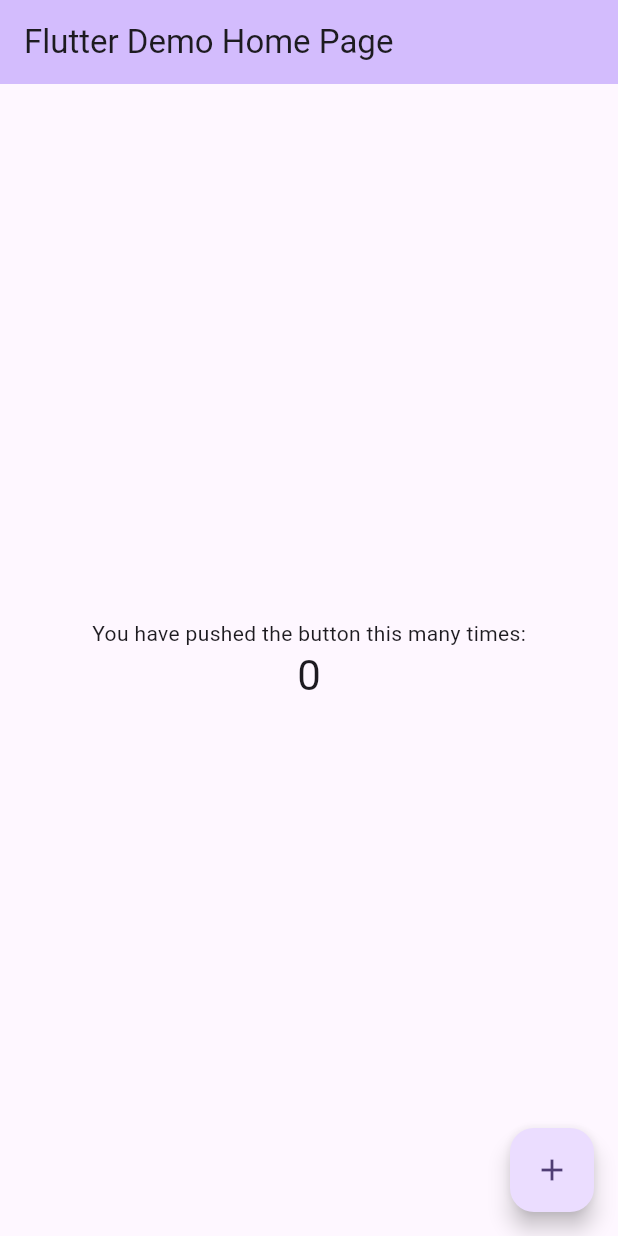
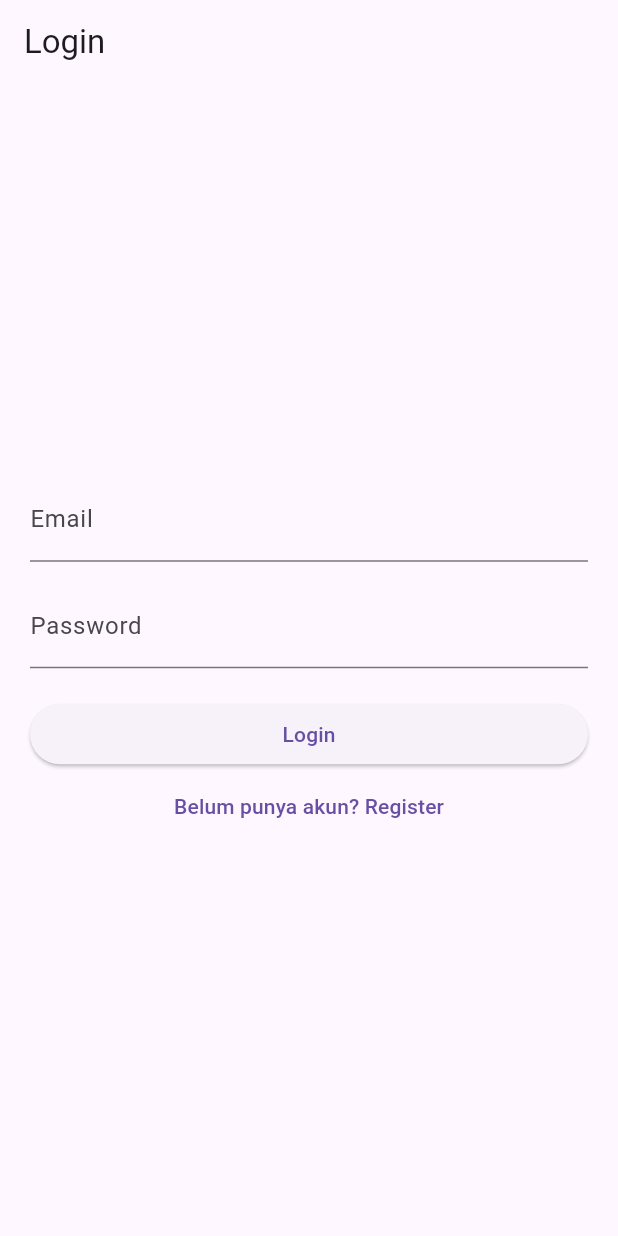
Before and after one commit to HanifAuliya/discipline-tracker, a Flutter app: the screen it shows after launch, on a phone screen of 412 x 824 dp. Run offline on Flutter 3.47's test engine with Material 3 defaults, Android fonts, the phone set to English and light mode, and no system bars.

Commit message:
feat: create login register dashboard ui

```diff
--- a/lib/main.dart
+++ b/lib/main.dart
@@ -1,4 +1,5 @@
 import 'package:flutter/material.dart';
+import 'screens/login/login_screen.dart';
 
 void main() {
   runApp(const MyApp());
@@ -7,116 +8,13 @@ void main() {
 class MyApp extends StatelessWidget {
   const MyApp({super.key});
 
-  // This widget is the root of your application.
   @override
   Widget build(BuildContext context) {
     return MaterialApp(
-      title: 'Flutter Demo',
-      theme: ThemeData(
-        // This is the theme of your application.
-        //
-        // TRY THIS: Try running your application with "flutter run". You'll see
-        // the application has a purple toolbar. Then, without quitting the app,
-        // try changing the seedColor in the colorScheme below to Colors.green
-        // and then invoke "hot reload" (save your changes or press the "hot
-        // reload" button in a Flutter-supported IDE, or press "r" if you used
-        // the command line to start the app).
-        //
-        // Notice that the counter didn't reset back to zero; the application
-        // state is not lost during the reload. To reset the state, use hot
-        // restart instead.
-        //
-        // This works for code too, not just values: Most code changes can be
-        // tested with just a hot reload.
-        colorScheme: .fromSeed(seedColor: Colors.deepPurple),
-      ),
-      home: const MyHomePage(title: 'Flutter Demo Home Page'),
+      debugShowCheckedModeBanner: false,
+      title: 'Discipline Tracker',
+      theme: ThemeData(useMaterial3: true),
+      home: const LoginScreen(),
     );
   }
 }
-
-class MyHomePage extends StatefulWidget {
-  const MyHomePage({super.key, required this.title});
-
-  // This widget is the home page of your application. It is stateful, meaning
-  // that it has a State object (defined below) that contains fields that affect
-  // how it looks.
-
-  // This class is the configuration for the state. It holds the values (in this
-  // case the title) provided by the parent (in this case the App widget) and
-  // used by the build method of the State. Fields in a Widget subclass are
-  // always marked "final".
-
-  final String title;
-
-  @override
-  State<MyHomePage> createState() => _MyHomePageState();
-}
-
-class _MyHomePageState extends State<MyHomePage> {
-  int _counter = 0;
-
-  void _incrementCounter() {
-    setState(() {
-      // This call to setState tells the Flutter framework that something has
-      // changed in this State, which causes it to rerun the build method below
-      // so that the display can reflect the updated values. If we changed
-      // _counter without calling setState(), then the build method would not be
-      // called again, and so nothing would appear to happen.
-      _counter++;
-    });
-  }
-
-  @override
-  Widget build(BuildContext context) {
-    // This method is rerun every time setState is called, for instance as done
-    // by the _incrementCounter method above.
-    //
-    // The Flutter framework has been optimized to make rerunning build methods
-    // fast, so that you can just rebuild anything that needs updating rather
-    // than having to individually change instances of widgets.
-    return Scaffold(
-      appBar: AppBar(
-        // TRY THIS: Try changing the color here to a specific color (to
-        // Colors.amber, perhaps?) and trigger a hot reload to see the AppBar
-        // change color while the other colors stay the same.
-        backgroundColor: Theme.of(context).colorScheme.inversePrimary,
-        // Here we take the value from the MyHomePage object that was created by
-        // the App.build method, and use it to set our appbar title.
-        title: Text(widget.title),
-      ),
-      body: Center(
-        // Center is a layout widget. It takes a single child and positions it
-        // in the middle of the parent.
-        child: Column(
-          // Column is also a layout widget. It takes a list of children and
-          // arranges them vertically. By default, it sizes itself to fit its
-          // children horizontally, and tries to be as tall as its parent.
-          //
-          // Column has various properties to control how it sizes itself and
-          // how it positions its children. Here we use mainAxisAlignment to
-          // center the children vertically; the main axis here is the vertical
-          // axis because Columns are vertical (the cross axis would be
-          // horizontal).
-          //
-          // TRY THIS: Invoke "debug painting" (choose the "Toggle Debug Paint"
-          // action in the IDE, or press "p" in the console), to see the
-          // wireframe for each widget.
-          mainAxisAlignment: .center,
-          children: [
-            const Text('You have pushed the button this many times:'),
-            Text(
-              '$_counter',
-              style: Theme.of(context).textTheme.headlineMedium,
-            ),
-          ],
-        ),
-      ),
-      floatingActionButton: FloatingActionButton(
-        onPressed: _incrementCounter,
-        tooltip: 'Increment',
-        child: const Icon(Icons.add),
-      ),
-    );
-  }
-}
--- /dev/null
+++ b/lib/screens/login/login_screen.dart
@@ -0,0 +1,55 @@
+import 'package:flutter/material.dart';
+import '../register/register_screen.dart';
+import '../dashboard/dashboard_screen.dart';
+
+class LoginScreen extends StatelessWidget {
+  const LoginScreen({super.key});
+
+  @override
+  Widget build(BuildContext context) {
+    return Scaffold(
+      appBar: AppBar(title: const Text("Login")),
+      body: Padding(
+        padding: const EdgeInsets.all(20),
+        child: Column(
+          mainAxisAlignment: MainAxisAlignment.center,
+          children: [
+            const TextField(decoration: InputDecoration(labelText: "Email")),
+
+            const SizedBox(height: 15),
+
+            const TextField(
+              obscureText: true,
+              decoration: InputDecoration(labelText: "Password"),
+            ),
+
+            const SizedBox(height: 20),
+
+            SizedBox(
+              width: double.infinity,
+              child: ElevatedButton(
+                onPressed: () {
+                  Navigator.push(
+                    context,
+                    MaterialPageRoute(builder: (_) => const DashboardScreen()),
+                  );
+                },
+                child: const Text("Login"),
+              ),
+            ),
+
+            TextButton(
+              onPressed: () {
+                Navigator.push(
+                  context,
+                  MaterialPageRoute(builder: (_) => const RegisterScreen()),
+                );
+              },
+              child: const Text("Belum punya akun? Register"),
+            ),
+          ],
+        ),
+      ),
+    );
+  }
+}
```
Also changed, not shown: lib/screens/dashboard/dashboard_screen.dart (added, +18 -0 lines), lib/screens/register/register_screen.dart (added, +92 -0 lines).
